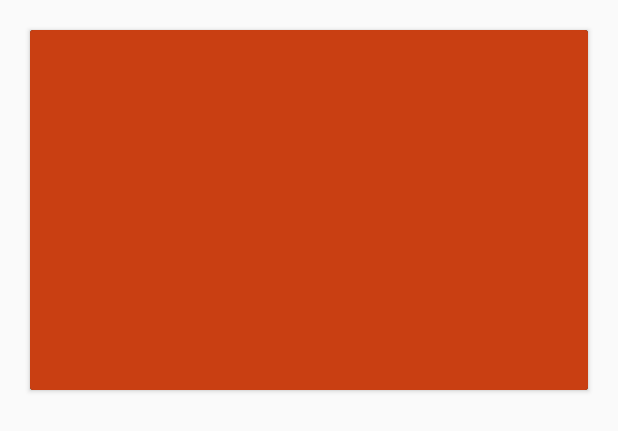
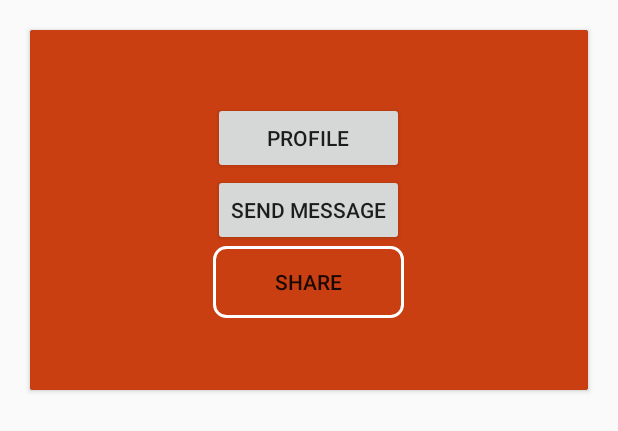
Before and after one commit to mavenium/User.Profile.Card, an Android app: the layout layout_user_profile.xml on its own in the app's theme, with its tools: preview values and no code run, on a phone screen of 412 x 824 dp. Shown: the top 431 px of the screen. Run offline under Robolectric (Android 15) with nearby library versions, the phone set to English and light mode, and no system bars.

Commit message:
FIX buttons bg file

```diff
--- /dev/null
+++ b/app/src/main/res/drawable/user_cover_buttons_bg.xml
@@ -0,0 +1,9 @@
+<?xml version="1.0" encoding="utf-8"?>
+<shape
+    xmlns:android="http://schemas.android.com/apk/res/android"
+    android:shape="rectangle">
+
+    <stroke android:color="@android:color/white" android:width="2dp" />
+    <corners android:radius="8dp" />
+
+</shape>
--- a/app/src/main/res/layout/layout_user_profile.xml
+++ b/app/src/main/res/layout/layout_user_profile.xml
@@ -28,6 +28,34 @@
                 android:layout_height="match_parent"
                 android:background="@color/user_profile_master_color">
 
+                <androidx.appcompat.widget.LinearLayoutCompat
+                    android:id="@+id/layout_user_profile_buttons_linearLayoutCompat"
+                    android:orientation="vertical"
+                    android:layout_centerInParent="true"
+                    android:layout_width="wrap_content"
+                    android:layout_height="wrap_content">
+
+                    <androidx.appcompat.widget.AppCompatButton
+                        android:id="@+id/layout_user_profile_button_one"
+                        android:layout_width="match_parent"
+                        android:layout_height="wrap_content"
+                        android:text="@string/user_profile_button_one_text"/>
+
+                    <androidx.appcompat.widget.AppCompatButton
+                        android:id="@+id/layout_user_profile_button_two"
+                        android:layout_width="match_parent"
+                        android:layout_height="wrap_content"
+                        android:text="@string/user_profile_button_two_text"/>
+
+                    <androidx.appcompat.widget.AppCompatButton
+                        android:id="@+id/layout_user_profile_button_tre"
+                        android:layout_width="match_parent"
+                        android:layout_height="wrap_content"
+                        android:background="@drawable/user_cover_buttons_bg"
+                        android:text="@string/user_profile_button_tre_text"/>
+
+                </androidx.appcompat.widget.LinearLayoutCompat>
+
             </RelativeLayout>
 
 
--- a/app/src/main/res/values/strings.xml
+++ b/app/src/main/res/values/strings.xml
@@ -1,3 +1,6 @@
 <resources>
     <string name="app_name">User Profile</string>
+    <string name="user_profile_button_one_text">Profile</string>
+    <string name="user_profile_button_two_text">Send Message</string>
+    <string name="user_profile_button_tre_text">Share</string>
 </resources>
```
